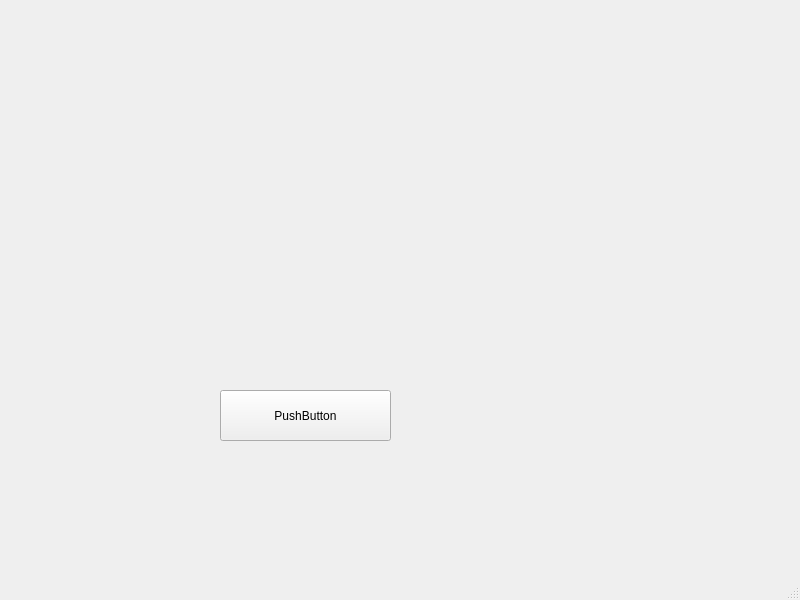
Above: UI.ui from bea-ek/-Magnitogorsk-Boldashova- before the change. Below: the same form after it.
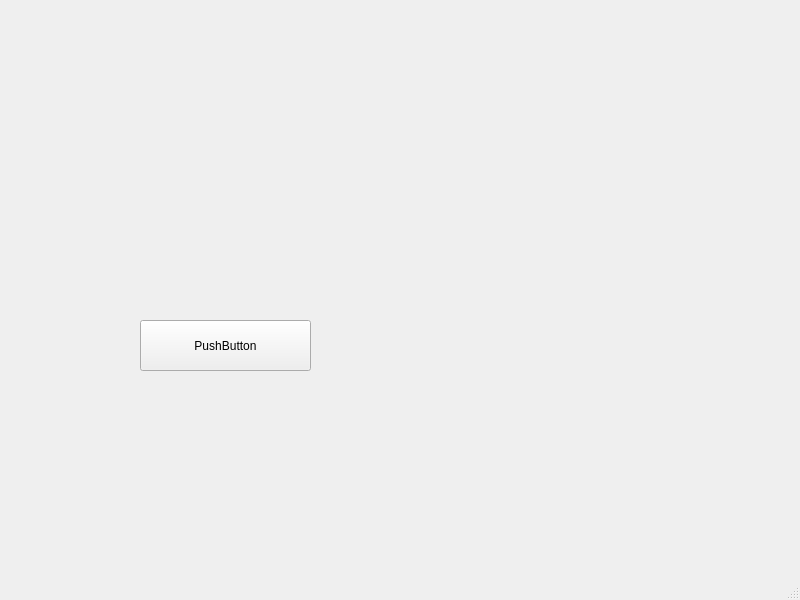
That is the form after the change.

What changed in the file:
```diff
--- a/UI.ui
+++ b/UI.ui
@@ -17,8 +17,8 @@
    <widget class="QPushButton" name="pushButton">
     <property name="geometry">
      <rect>
-      <x>220</x>
-      <y>390</y>
+      <x>140</x>
+      <y>320</y>
       <width>171</width>
       <height>51</height>
      </rect>
```
